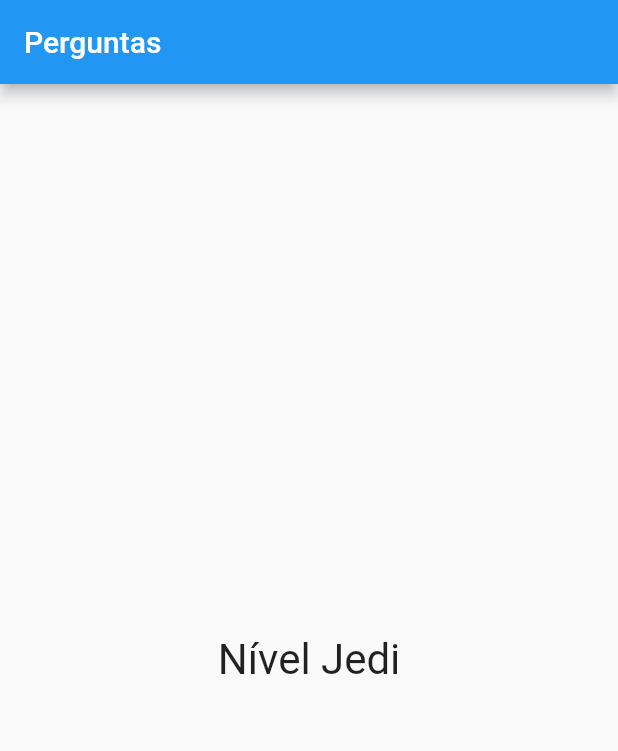
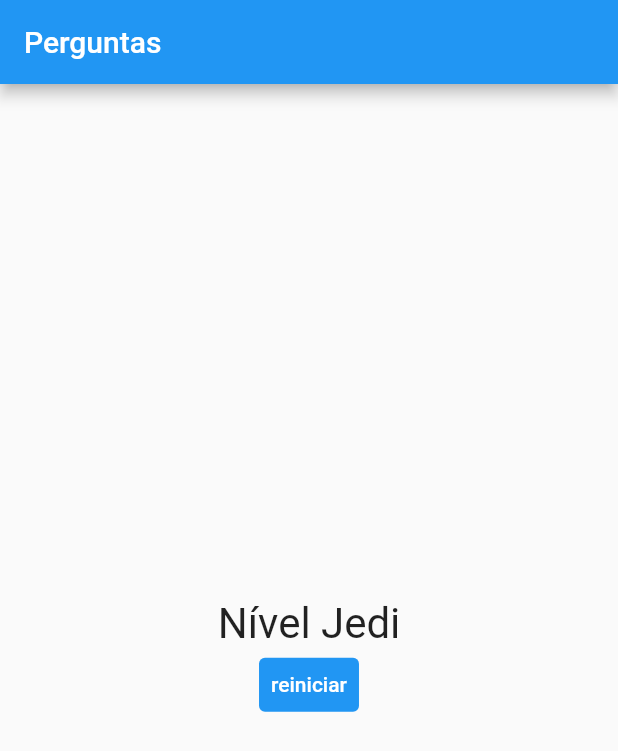
Before and after one commit to luisgs7/projeto-perguntas, a Flutter app: the screen it shows after launch, after a tap on "Preto", after a tap on "Cobra", after a tap on "Leo", on a phone screen of 412 x 824 dp. Shown: the top 751 px of the screen. Run offline on Flutter 3.47's test engine with Material 2 defaults, Android fonts, the phone set to English and light mode, and no system bars.

Commit message:
added reset button

```diff
--- a/lib/main.dart
+++ b/lib/main.dart
@@ -20,7 +20,13 @@ class _PerguntaAppState extends State<PerguntaApp> {
       _perguntaSelecionada++;
       _pontuacaoTotal += pontuacao;
     });
-    print(_pontuacaoTotal);
+  }
+
+  void _reiniciarQuestionario() {
+    setState(() {
+      _perguntaSelecionada = 0;
+      _pontuacaoTotal = 0;
+    });
   }
 
   final List<Map<String, Object>> _perguntas = [
@@ -69,7 +75,7 @@ class _PerguntaAppState extends State<PerguntaApp> {
                 perguntas: _perguntas,
                 perguntaSelecionada: _perguntaSelecionada,
                 responder: _responder)
-            : Resultado(_pontuacaoTotal),
+            : Resultado(_pontuacaoTotal, _reiniciarQuestionario),
       ),
     );
   }
--- a/lib/resultato.dart
+++ b/lib/resultato.dart
@@ -4,8 +4,9 @@ import 'package:flutter/src/widgets/framework.dart';
 
 class Resultado extends StatelessWidget {
   final int pontuacao;
+  final Function() quandoReiniciarQuestionario;
 
-  const Resultado(this.pontuacao);
+  const Resultado(this.pontuacao, this.quandoReiniciarQuestionario);
 
   String get fraseResultado {
     if (pontuacao < 20) {
@@ -17,13 +18,28 @@ class Resultado extends StatelessWidget {
 
   @override
   Widget build(BuildContext context) {
-    return Center(
-      child: Text(
-        fraseResultado,
-        style: TextStyle(
-          fontSize: 28,
+    return Column(
+      mainAxisAlignment: MainAxisAlignment.center,
+      children: [
+        Center(
+          child: Text(
+            fraseResultado,
+            style: TextStyle(
+              fontSize: 28,
+            ),
+          ),
         ),
-      ),
+        TextButton(
+          onPressed: quandoReiniciarQuestionario,
+          child: Text(
+            'reiniciar',
+          ),
+          style: TextButton.styleFrom(
+            backgroundColor: Colors.blue,
+            primary: Colors.white,
+          ),
+        )
+      ],
     );
   }
 }
```
